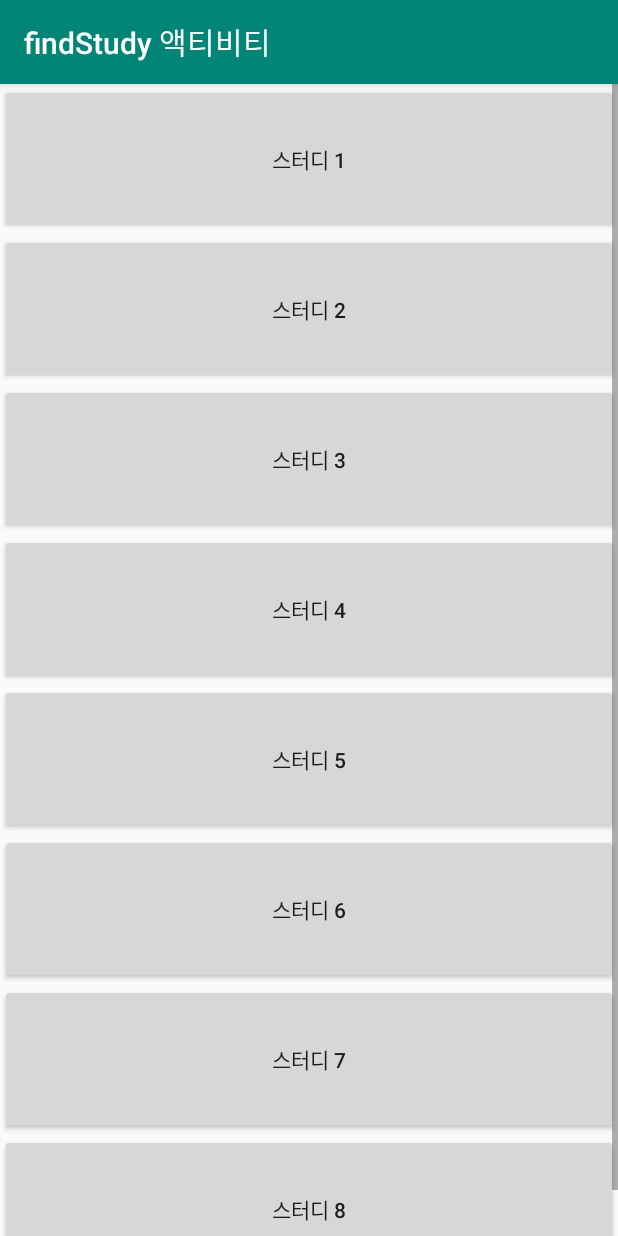
After one commit to KoEunseong/Final_term_android, an Android app: the FindStudy screen opened directly, with no data from a screen before it, on a phone screen of 412 x 824 dp. The commit adds this screen. Run offline under Robolectric (Android 15) with nearby library versions, the phone set to English and light mode, and no system bars.

Commit message:
임의로 findStudy 페이지를 만들어 인텐트 연결함, 학습 기록 탭에는 join 페이지를 연결해 놨으나 후에 변경예정

```diff
--- a/app/src/main/AndroidManifest.xml
+++ b/app/src/main/AndroidManifest.xml
@@ -19,6 +19,7 @@
         </activity>
         <activity android:name=".join" android:label="join 액티비티"/>
         <activity android:name=".Login" android:label="Login 액티비티"/>
+        <activity android:name=".FindStudy" android:label="findStudy 액티비티"/>
     </application>
 
 </manifest>
--- /dev/null
+++ b/app/src/main/java/com/example/final_project/FindStudy.kt
@@ -0,0 +1,12 @@
+package com.example.final_project
+
+import android.os.Bundle
+import androidx.appcompat.app.AppCompatActivity
+
+class FindStudy : AppCompatActivity() {
+    override fun onCreate(savedInstanceState: Bundle?) {
+        super.onCreate(savedInstanceState)
+        setContentView(R.layout.findstudy)
+
+    }
+}
--- a/app/src/main/java/com/example/final_project/MainActivity.kt
+++ b/app/src/main/java/com/example/final_project/MainActivity.kt
@@ -1,6 +1,7 @@
 package com.example.final_project
 
 import android.app.TabActivity
+import android.content.Intent
 import android.os.Bundle
 import kotlinx.android.synthetic.main.activity_main.*
 
@@ -11,17 +12,21 @@ class MainActivity : TabActivity(){
         super.onCreate(savedInstanceState)
         setContentView(R.layout.activity_main)
         var tabHost = this.tabhost
+        var intent : Intent
+
 
         var tabSpecHome = tabHost.newTabSpec("home").setIndicator("홈")
-        tabSpecHome.setContent(R.id.home)
+        tabSpecHome.setContent(R.id.home) //여기서 인텐트 연결 하면 될듯
         tabHost.addTab(tabSpecHome)
 
+        intent = Intent(applicationContext,FindStudy::class.java)
         var tabSpecFind = tabHost.newTabSpec("find").setIndicator("스터디 찾기")
-        tabSpecFind.setContent(R.id.find_study)
+        tabSpecFind.setContent(intent)
         tabHost.addTab(tabSpecFind)
 
+        intent = Intent(applicationContext,join::class.java)
         var tabSpecRecord = tabHost.newTabSpec("record").setIndicator("학습 기록")
-        tabSpecRecord.setContent(R.id.record_study)
+        tabSpecRecord.setContent(intent)
         tabHost.addTab(tabSpecRecord)
 
         var tabSpecSettings = tabHost.newTabSpec("settings").setIndicator("설정")
--- /dev/null
+++ b/app/src/main/res/layout/findstudy.xml
@@ -0,0 +1,55 @@
+<?xml version="1.0" encoding="utf-8"?>
+<ScrollView xmlns:android="http://schemas.android.com/apk/res/android"
+    xmlns:tools="http://schemas.android.com/tools"
+    android:layout_width="fill_parent"
+    android:layout_height="fill_parent"
+    android:orientation="vertical" >
+
+    <LinearLayout
+        android:layout_width="fill_parent"
+        android:layout_height="fill_parent"
+        android:orientation="vertical" >
+
+        <Button
+            android:layout_width="match_parent"
+            android:layout_height="100dp"
+            android:text="스터디 1" />
+
+        <Button
+            android:layout_width="match_parent"
+            android:layout_height="100dp"
+            android:text="스터디 2" />
+
+        <Button
+            android:layout_width="match_parent"
+            android:layout_height="100dp"
+            android:text="스터디 3" />
+
+        <Button
+            android:layout_width="match_parent"
+            android:layout_height="100dp"
+            android:text="스터디 4" />
+
+        <Button
+            android:layout_width="match_parent"
+            android:layout_height="100dp"
+            android:text="스터디 5" />
+
+        <Button
+            android:layout_width="match_parent"
+            android:layout_height="100dp"
+            android:text="스터디 6" />
+
+        <Button
+            android:layout_width="match_parent"
+            android:layout_height="100dp"
+            android:text="스터디 7" />
+
+        <Button
+            android:layout_width="match_parent"
+            android:layout_height="100dp"
+            android:text="스터디 8" />
+
+    </LinearLayout>
+
+</ScrollView>
```
